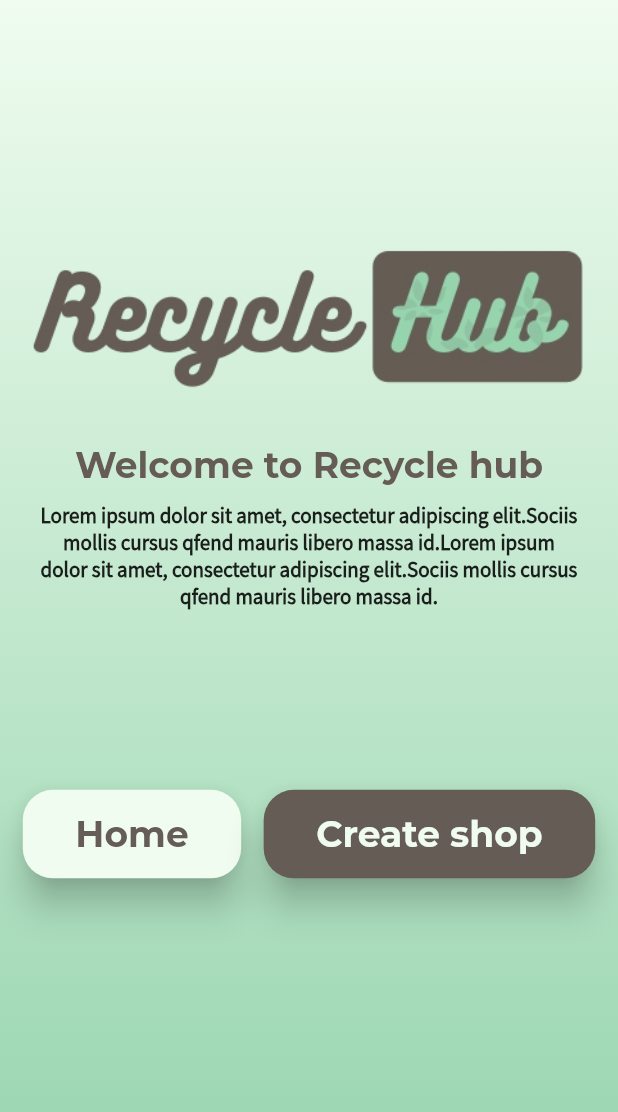
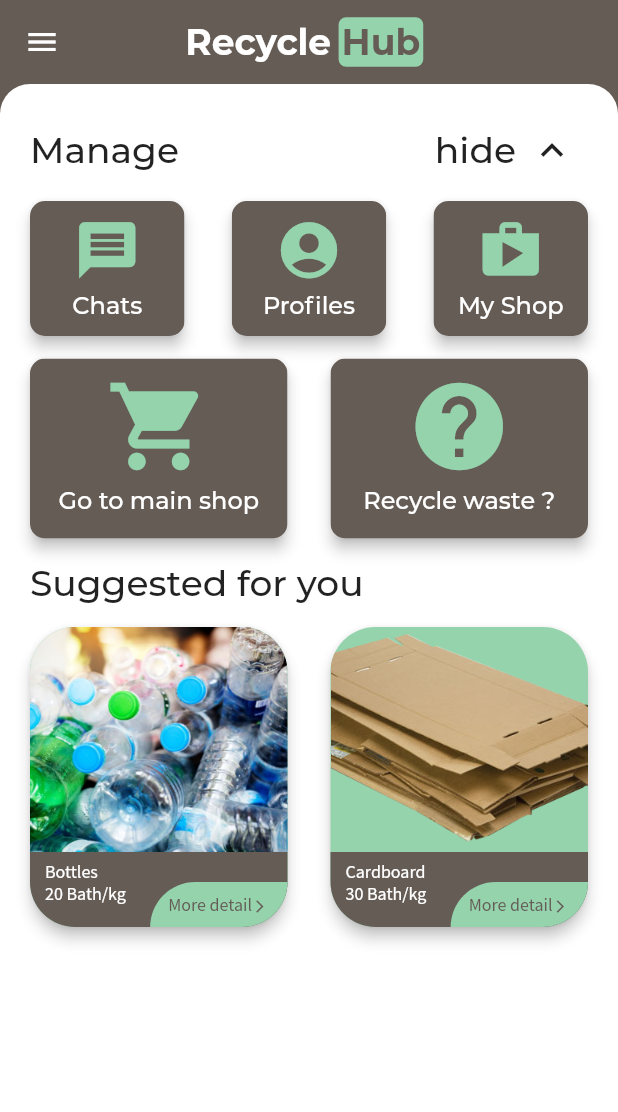
Before and after one commit to boy-warakorn/recycle-hub, a Flutter app: the ChooseScreen screen opened by its route, after a tap on "Home", on a phone screen of 412 x 824 dp. Shown: the top 1112 px of the screen. Run offline on Flutter 3.47's test engine with Material 2 defaults, Android fonts, the phone set to English and light mode, and no system bars; project files that could hold a hidden picture were left out.

Commit message:
[ADD] drawer and homeScreen

```diff
--- a/lib/main.dart
+++ b/lib/main.dart
@@ -3,6 +3,7 @@ import 'package:flutter/material.dart';
 import 'screens/auth/auth_screen.dart';
 import 'screens/auth/register_screen.dart';
 import 'screens/choose_screen.dart';
+import 'screens/home_screen.dart';
 
 void main() {
   runApp(MyApp());
@@ -21,6 +22,10 @@ class _MyAppState extends State<MyApp> {
       title: 'Flutter Demo',
       theme: ThemeData(
         primaryColor: Color(0xFF655C56),
+        appBarTheme: AppBarTheme(
+          color: Color(0xFF655C56),
+          elevation: 0,
+        ),
         accentColor: Color(0xFF94D3AC),
         fontFamily: 'Montserrat',
       ),
@@ -28,6 +33,7 @@ class _MyAppState extends State<MyApp> {
       routes: {
         RegisterScreen.routeName: (ctx) => RegisterScreen(),
         ChooseScreen.routeName: (ctx) => ChooseScreen(),
+        HomeScreen.routeName: (ctx) => HomeScreen(),
       },
     );
   }
--- a/lib/screens/auth/register_screen.dart
+++ b/lib/screens/auth/register_screen.dart
@@ -14,7 +14,7 @@ class RegisterScreen extends StatelessWidget {
           titleSpacing: 0,
           automaticallyImplyLeading: false,
           elevation: 0,
-          backgroundColor: Theme.of(context).accentColor,
+          backgroundColor: Color(0xFF94D3AC),
           title: Row(
             mainAxisAlignment: MainAxisAlignment.start,
             crossAxisAlignment: CrossAxisAlignment.center,
--- a/lib/screens/choose_screen.dart
+++ b/lib/screens/choose_screen.dart
@@ -2,6 +2,7 @@ import 'package:flutter/material.dart';
 
 import '../widgets/logo.dart';
 import '../widgets/button.dart';
+import '../screens/home_screen.dart';
 
 class ChooseScreen extends StatelessWidget {
   static const routeName = "/choose";
@@ -61,7 +62,10 @@ class ChooseScreen extends StatelessWidget {
                   text: "Home",
                   textColor: Theme.of(context).primaryColor,
                   buttonColor: Color(0xffEFFCEF),
-                  onClick: () {},
+                  onClick: () {
+                    Navigator.of(context)
+                        .pushReplacementNamed(HomeScreen.routeName);
+                  },
                 ),
                 Container(
                   margin: EdgeInsets.only(
@@ -75,7 +79,7 @@ class ChooseScreen extends StatelessWidget {
                   ),
                 ),
               ],
-            )
+            ),
           ],
         ),
       ),
--- /dev/null
+++ b/lib/screens/home_screen.dart
@@ -0,0 +1,231 @@
+import 'package:flutter/material.dart';
+
+import '../widgets/drawer.dart';
+import '../widgets/logoText.dart';
+import '../widgets/buttonHomeBox.dart';
+import '../widgets/shop_items.dart';
+
+class HomeScreen extends StatefulWidget {
+  static const routeName = '/home';
+
+  @override
+  _HomeScreenState createState() => _HomeScreenState();
+}
+
+class _HomeScreenState extends State<HomeScreen> {
+  bool _show = true;
+
+  void onChanged() {
+    setState(() {
+      _show = !_show;
+    });
+  }
+
+  @override
+  Widget build(BuildContext context) {
+    final deviceWidth = MediaQuery.of(context).size.width;
+    return SafeArea(
+      child: Scaffold(
+        backgroundColor: Theme.of(context).primaryColor,
+        drawer: MainDrawer(),
+        appBar: AppBar(
+          centerTitle: true,
+          titleSpacing: 0,
+          elevation: 0,
+          title: LogoText(),
+        ),
+        body: Container(
+          decoration: BoxDecoration(
+            color: Colors.white,
+            borderRadius: BorderRadius.only(
+              topLeft: Radius.circular(20),
+              topRight: Radius.circular(20),
+            ),
+          ),
+          height: double.infinity,
+          width: double.infinity,
+          child: Container(
+            margin: EdgeInsets.symmetric(
+              horizontal: 20,
+              vertical: 20,
+            ),
+            child: Column(
+              crossAxisAlignment: CrossAxisAlignment.start,
+              children: <Widget>[
+                Row(
+                  mainAxisAlignment: MainAxisAlignment.spaceBetween,
+                  children: <Widget>[
+                    Text(
+                      'Manage',
+                      style: TextStyle(
+                        fontSize: 24,
+                        fontWeight: FontWeight.w500,
+                      ),
+                    ),
+                    Row(
+                      children: <Widget>[
+                        AnimatedCrossFade(
+                          duration: const Duration(
+                            milliseconds: 100,
+                          ),
+                          firstChild: Text(
+                            'hide',
+                            style: TextStyle(
+                              fontSize: 24,
+                              fontWeight: FontWeight.w500,
+                            ),
+                          ),
+                          secondChild: Text(
+                            'show',
+                            style: TextStyle(
+                              fontSize: 24,
+                              fontWeight: FontWeight.w500,
+                            ),
+                          ),
+                          crossFadeState: _show
+                              ? CrossFadeState.showFirst
+                              : CrossFadeState.showSecond,
+                        ),
+                        AnimatedCrossFade(
+                          duration: const Duration(
+                            milliseconds: 100,
+                          ),
+                          firstChild: IconButton(
+                            onPressed: onChanged,
+                            icon: Icon(
+                              Icons.keyboard_arrow_up,
+                              size: 30,
+                            ),
+                          ),
+                          secondChild: IconButton(
+                            onPressed: onChanged,
+                            icon: Icon(
+                              Icons.keyboard_arrow_down,
+                              size: 30,
+                            ),
+                          ),
+                          crossFadeState: _show
+                              ? CrossFadeState.showFirst
+                              : CrossFadeState.showSecond,
+                        ),
+                      ],
+                    )
+                  ],
+                ),
+                SizedBox(
+                  height: 10,
+                ),
+                _show
+                    ? Row(
+                        mainAxisAlignment: MainAxisAlignment.spaceBetween,
+                        children: <Widget>[
+                          ButtonHomeBox(
+                            icon: Icon(
+                              Icons.message,
+                              size: 45,
+                              color: Theme.of(context).accentColor,
+                            ),
+                            text: "Chats",
+                            width: deviceWidth / 4,
+                            height: 90,
+                            onTap: () {},
+                          ),
+                          ButtonHomeBox(
+                            icon: Icon(
+                              Icons.account_circle,
+                              size: 45,
+                              color: Theme.of(context).accentColor,
+                            ),
+                            text: "Profiles",
+                            width: deviceWidth / 4,
+                            height: 90,
+                            onTap: () {},
+                          ),
+                          ButtonHomeBox(
+                            icon: Icon(
+                              Icons.shop,
+                              size: 45,
+                              color: Theme.of(context).accentColor,
+                            ),
+                            text: "My Shop",
+                            width: deviceWidth / 4,
+                            height: 90,
+                            onTap: () {},
+                          ),
+                        ],
+                      )
+                    : Material(
+                        type: MaterialType.transparency,
+                      ),
+                _show
+                    ? SizedBox(
+                        height: 15,
+                      )
+                    : Material(
+                        type: MaterialType.transparency,
+                      ),
+                Row(
+                  mainAxisAlignment: MainAxisAlignment.spaceBetween,
+                  children: <Widget>[
+                    ButtonHomeBox(
+                      height: 120,
+                      width: deviceWidth / 2.4,
+                      text: 'Go to main shop',
+                      icon: Icon(
+                        Icons.shopping_cart,
+                        size: 70,
+                        color: Theme.of(context).accentColor,
+                      ),
+                      onTap: () {},
+                    ),
+                    ButtonHomeBox(
+                      height: 120,
+                      width: deviceWidth / 2.4,
+                      text: 'Recycle waste ?',
+                      icon: Icon(
+                        Icons.help,
+                        size: 70,
+                        color: Theme.of(context).accentColor,
+                      ),
+                      onTap: () {},
+                    )
+                  ],
+                ),
+                SizedBox(
+                  height: 15,
+                ),
+                Text(
+                  'Suggested for you',
+                  style: TextStyle(
+                    fontSize: 24,
+                    fontWeight: FontWeight.w500,
+                  ),
+                ),
+                SizedBox(
+                  height: 15,
+                ),
+                Row(
+                  mainAxisAlignment: MainAxisAlignment.spaceBetween,
+                  children: <Widget>[
+                    ShopItems(
+                      title: 'Bottles',
+                      price: '20',
+                      per: 'kg',
+                      assetPath: 'assets/images/bottle_mockup.jpg',
+                    ),
+                    ShopItems(
+                      title: 'Cardboard',
+                      price: '30',
+                      per: 'kg',
+                      assetPath: "assets/images/cardboard_mockup.png",
+                    ),
+                  ],
+                )
+              ],
+            ),
+          ),
+        ),
+      ),
+    );
+  }
+}
--- /dev/null
+++ b/lib/widgets/buttonHomeBox.dart
@@ -0,0 +1,60 @@
+import 'package:flutter/material.dart';
+
+class ButtonHomeBox extends StatelessWidget {
+  final Icon icon;
+  final String text;
+  final double width;
+  final double height;
+  final Function onTap;
+
+  ButtonHomeBox({
+    this.icon,
+    this.text,
+    this.width,
+    this.height,
+    this.onTap,
+  });
+
+  @override
+  Widget build(BuildContext context) {
+    return Material(
+      color: Colors.transparent,
+      elevation: 4,
+      shape: RoundedRectangleBorder(
+        borderRadius: BorderRadius.circular(
+          10,
+        ),
+      ),
+      child: InkWell(
+        splashColor: Color(0xFFEFFCEF),
+        onTap: onTap,
+        child: Ink(
+          width: width,
+          height: height,
+          decoration: BoxDecoration(
+            color: Theme.of(context).primaryColor,
+            borderRadius: BorderRadius.circular(10),
+          ),
+          child: Column(
+            children: <Widget>[
+              SizedBox(
+                height: 10,
+              ),
+              icon,
+              SizedBox(
+                height: 5,
+              ),
+              Text(
+                text,
+                style: TextStyle(
+                  fontSize: 16,
+                  color: Colors.white,
+                ),
+              )
+            ],
+          ),
+        ),
+      ),
+    );
+  }
+}
--- /dev/null
+++ b/lib/widgets/logoText.dart
@@ -0,0 +1,39 @@
+import 'package:flutter/material.dart';
+
+class LogoText extends StatelessWidget {
+  @override
+  Widget build(BuildContext context) {
+    return Container(
+      width: 165,
+      child: Row(
+        children: <Widget>[
+          Text(
+            'Recycle',
+            style: TextStyle(
+              fontSize: 24,
+              fontWeight: FontWeight.bold,
+            ),
+          ),
+          SizedBox(
+            width: 5,
+          ),
+          Container(
+            padding: EdgeInsets.all(2),
+            decoration: BoxDecoration(
+              borderRadius: BorderRadius.circular(5),
+              color: Theme.of(context).accentColor,
+            ),
+            child: Text(
+              'Hub',
+              style: TextStyle(
+                fontSize: 24,
+                color: Theme.of(context).primaryColor,
+                fontWeight: FontWeight.bold,
+              ),
+            ),
+          ),
+        ],
+      ),
+    );
+  }
+}
--- /dev/null
+++ b/lib/widgets/shop_items.dart
@@ -0,0 +1,144 @@
+import 'package:flutter/material.dart';
+
+class ShopItems extends StatelessWidget {
+  final String title;
+  final String price;
+  final String per;
+  final String assetPath;
+
+  ShopItems({
+    this.title,
+    this.price,
+    this.per,
+    this.assetPath,
+  });
+
+  @override
+  Widget build(BuildContext context) {
+    final deviceWidth = MediaQuery.of(context).size.width;
+    return Container(
+      height: 200,
+      width: deviceWidth / 2.4,
+      child: Card(
+        shape: RoundedRectangleBorder(
+          borderRadius: BorderRadius.circular(
+            30,
+          ),
+        ),
+        margin: EdgeInsets.all(
+          0,
+        ),
+        color: Theme.of(context).accentColor,
+        elevation: 4,
+        child: Column(
+          children: <Widget>[
+            Container(
+              height: 150,
+              child: ClipRRect(
+                borderRadius: BorderRadius.only(
+                  topLeft: Radius.circular(
+                    30,
+                  ),
+                  topRight: Radius.circular(
+                    30,
+                  ),
+                ),
+                child: Image(
+                  fit: BoxFit.cover,
+                  image: AssetImage(
+                    assetPath,
+                  ),
+                ),
+              ),
+            ),
+            Container(
+              height: 50,
+              decoration: BoxDecoration(
+                color: Theme.of(context).primaryColor,
+                borderRadius: BorderRadius.only(
+                  bottomLeft: Radius.circular(30),
+                  bottomRight: Radius.circular(30),
+                ),
+              ),
+              child: Stack(
+                children: <Widget>[
+                  Positioned(
+                    top: 5,
+                    left: 10,
+                    child: Column(
+                      crossAxisAlignment: CrossAxisAlignment.start,
+                      children: <Widget>[
+                        Text(
+                          title,
+                          style: TextStyle(
+                            fontSize: 12,
+                            color: Colors.white,
+                            fontFamily: 'SourceSansPro',
+                          ),
+                        ),
+                        Text(
+                          '$price Bath/$per',
+                          style: TextStyle(
+                              fontSize: 12,
+                              fontWeight: FontWeight.w400,
+                              color: Colors.white,
+                              fontFamily: 'SourceSansPro'),
+                        ),
+                      ],
+                    ),
+                  ),
+                  Positioned(
+                    bottom: 0,
+                    right: 0,
+                    child: Container(
+                      height: 30,
+                      width: deviceWidth / 4.5,
+                      decoration: BoxDecoration(
+                        color: Theme.of(context).accentColor,
+                        borderRadius: BorderRadius.only(
+                          bottomRight: Radius.circular(
+                            30,
+                          ),
+                          topLeft: Radius.circular(
+                            30,
+                          ),
+                        ),
+                      ),
+                      child: Container(
+                        margin: EdgeInsets.only(
+                          left: 12,
+                        ),
+                        child: Row(
+                          children: <Widget>[
+                            Text(
+                              'More detail',
+                              style: TextStyle(
+                                fontSize: 12,
+                                color: Theme.of(context).primaryColor,
+                                fontFamily: 'SourceSansPro',
+                              ),
+                            ),
+                            Container(
+                              margin: EdgeInsets.only(
+                                top: 2,
+                              ),
+                              child: Icon(
+                                Icons.arrow_forward_ios,
+                                size: 10,
+                                color: Theme.of(context).primaryColor,
+                              ),
+                            )
+                          ],
+                        ),
+                      ),
+                    ),
+                  )
+                ],
+              ),
+            )
+          ],
+        ),
+      ),
+    );
+  }
+}
--- a/pubspec.yaml
+++ b/pubspec.yaml
@@ -41,6 +41,8 @@ flutter:
   # To add assets to your application, add an assets section, like this:
   assets:
     - assets/images/logo.png
+    - assets/images/bottle_mockup.jpg
+    - assets/images/cardboard_mockup.png
 
   # An image asset can refer to one or more resolution-specific "variants", see
   # https://flutter.dev/assets-and-images/#resolution-aware.
```
Also changed, not shown: lib/screens/auth/auth_screen.dart (+4 -8 lines), lib/widgets/button.dart (+7 -1 lines), lib/widgets/drawer.dart (added, +146 -0 lines), lib/widgets/drawerItem.dart (added, +27 -0 lines), assets/images/bottle_mockup.jpg (added), assets/images/cardboard_mockup.png (added), lib/data/mockup_data.dart (added).
